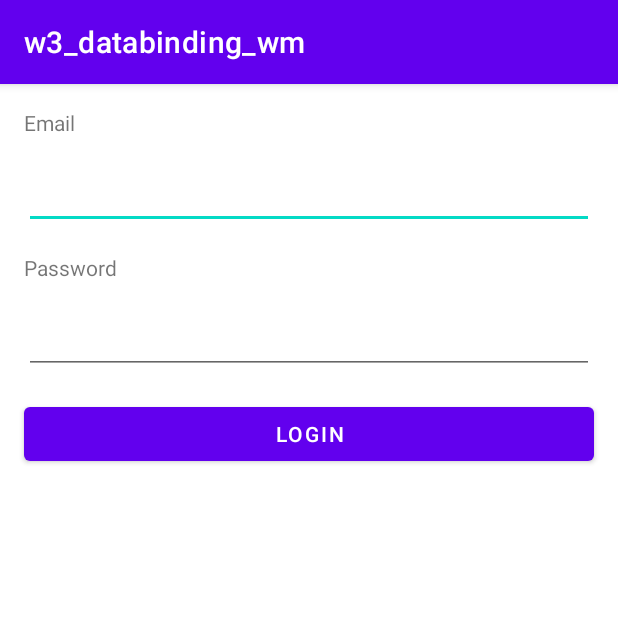
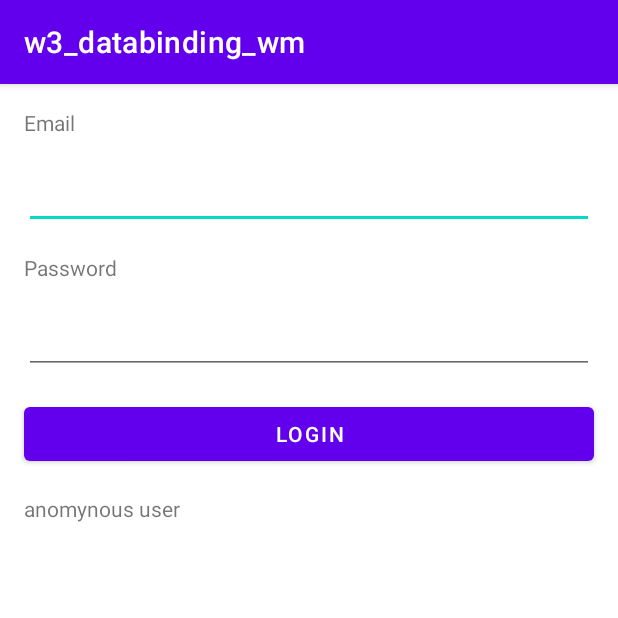
Before and after one commit to namphho/w3_databinding_wm, an Android app: the screen it shows after launch (MainActivity), on a phone screen of 412 x 824 dp, the top half of it. Run offline under Robolectric (Android 15) with nearby library versions, the phone set to English and light mode, and no system bars; our stand-ins replace data binding.

Commit message:
demo week 3

```diff
--- a/app/src/main/java/com/watasolutions/w3_databinding_wm/MainActivity.kt
+++ b/app/src/main/java/com/watasolutions/w3_databinding_wm/MainActivity.kt
@@ -46,4 +46,7 @@ class MainActivity : AppCompatActivity() {
             Toast.makeText(this, errMsg, Toast.LENGTH_SHORT).show()
         }
     }
+
+
+
 }
--- a/app/src/main/java/com/watasolutions/w3_databinding_wm/MainViewModel.kt
+++ b/app/src/main/java/com/watasolutions/w3_databinding_wm/MainViewModel.kt
@@ -33,6 +33,9 @@ class MainViewModel : ViewModel() {
             _isErrorEvent.postValue("password không hợp lệ")
             return
         }
+        //call API login
+        //val isSuccess = DataRepo.login(email = email, pass = password)
+
         _isSuccessEvent.postValue(true)
     }
 
--- a/app/src/main/res/layout/activity_main.xml
+++ b/app/src/main/res/layout/activity_main.xml
@@ -66,5 +66,15 @@
             android:text="Password"
             app:layout_constraintStart_toStartOf="parent"
             app:layout_constraintTop_toBottomOf="@+id/edt_email" />
+
+        <TextView
+            android:id="@+id/tv_result"
+            android:layout_width="0dp"
+            android:layout_height="wrap_content"
+            android:layout_marginTop="16dp"
+            android:text="anomynous user"
+            app:layout_constraintEnd_toEndOf="@+id/btn_login"
+            app:layout_constraintStart_toStartOf="@+id/btn_login"
+            app:layout_constraintTop_toBottomOf="@+id/btn_login" />
     </androidx.constraintlayout.widget.ConstraintLayout>
 </layout>
--- a/app/src/main/res/layout/activity_profile.xml
+++ b/app/src/main/res/layout/activity_profile.xml
@@ -3,6 +3,9 @@
     xmlns:app="http://schemas.android.com/apk/res-auto"
     xmlns:tools="http://schemas.android.com/tools">
 
+    <data>
+
+    </data>
 
     <androidx.constraintlayout.widget.ConstraintLayout
         android:layout_width="match_parent"
--- /dev/null
+++ b/app/src/main/res/layout/test_layout.xml
@@ -0,0 +1,6 @@
+<?xml version="1.0" encoding="utf-8"?>
+<LinearLayout xmlns:android="http://schemas.android.com/apk/res/android"
+    android:layout_width="match_parent"
+    android:layout_height="match_parent">
+
+</LinearLayout>
```
Also changed, not shown: app/src/main/AndroidManifest.xml (+9 -0 lines), app/src/main/java/com/watasolutions/w3_databinding_wm/DataRepo.kt (added, +14 -0 lines), app/src/main/java/com/watasolutions/w3_databinding_wm/OldMainActivity.kt (added, +68 -0 lines).
